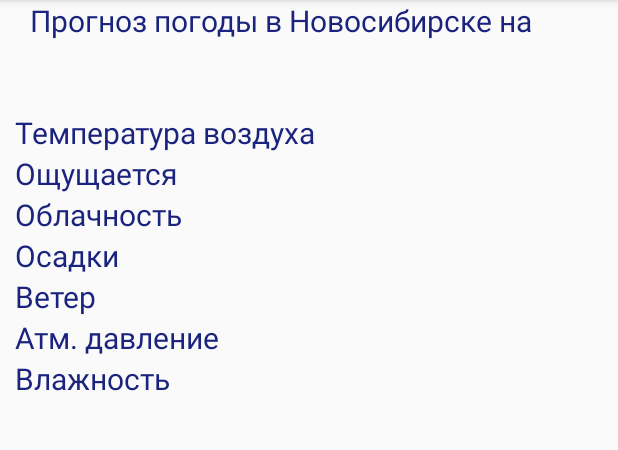
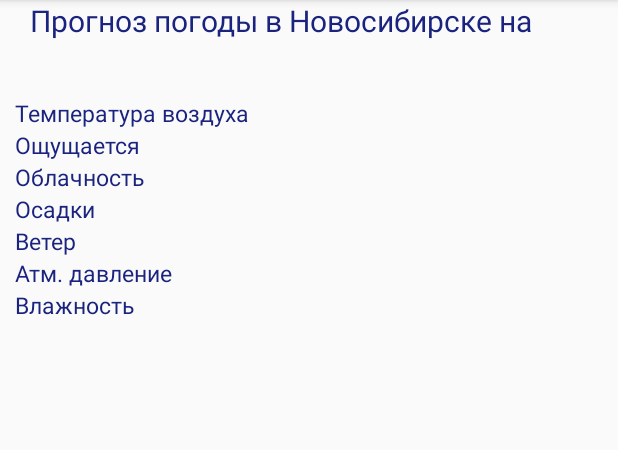
Before and after one commit to IvanSvirin/WeatherForecast, an Android app: the DetailActivity screen opened directly, with no data from a screen before it, on a phone screen of 412 x 824 dp, the part 84-534 px from its top. Run offline under Robolectric (Android 15) with nearby library versions, the phone set to English and light mode, and no system bars; 8 statements that could not run were skipped.

Commit message:
fixed UI

```diff
--- a/app/src/main/res/layout/detail_activity.xml
+++ b/app/src/main/res/layout/detail_activity.xml
@@ -24,7 +24,7 @@
         android:layout_alignParentStart="true"
         android:textColor="#1A237E"
         android:textSize="20sp"
-        android:paddingBottom="20sp"
+        android:paddingBottom="10sp"
         android:paddingLeft="20sp"
         android:paddingRight="20sp" />
 
@@ -36,7 +36,7 @@
         android:layout_below="@+id/detailWhen"
         android:layout_alignParentLeft="true"
         android:layout_alignParentStart="true"
-        android:textSize="20sp"
+        android:textSize="15sp"
         android:textColor="#1A237E"
         android:paddingLeft="10sp"
         android:paddingRight="10sp" />
@@ -50,7 +50,7 @@
         android:layout_alignParentLeft="true"
         android:layout_alignParentStart="true"
         android:textColor="#1A237E"
-        android:textSize="20sp"
+        android:textSize="15sp"
         android:paddingLeft="10sp"
         android:paddingRight="10sp" />
 
@@ -63,7 +63,7 @@
         android:layout_alignParentLeft="true"
         android:layout_alignParentStart="true"
         android:textColor="#1A237E"
-        android:textSize="20sp"
+        android:textSize="15sp"
         android:paddingLeft="10sp"
         android:paddingRight="10sp" />
 
@@ -76,7 +76,7 @@
         android:layout_alignParentLeft="true"
         android:layout_alignParentStart="true"
         android:textColor="#1A237E"
-        android:textSize="20sp"
+        android:textSize="15sp"
         android:paddingRight="10sp"
         android:paddingLeft="10sp" />
 
@@ -88,7 +88,7 @@
         android:layout_below="@+id/detailPrecipitation"
         android:layout_alignParentLeft="true"
         android:layout_alignParentStart="true"
-        android:textSize="20sp"
+        android:textSize="15sp"
         android:textColor="#1A237E"
         android:paddingLeft="10sp"
         android:paddingRight="10sp" />
@@ -102,7 +102,7 @@
         android:layout_alignParentLeft="true"
         android:layout_alignParentStart="true"
         android:textColor="#1A237E"
-        android:textSize="20sp"
+        android:textSize="15sp"
         android:paddingRight="10sp"
         android:paddingLeft="10sp" />
 
@@ -115,7 +115,7 @@
         android:layout_alignParentLeft="true"
         android:layout_alignParentStart="true"
         android:textColor="#1A237E"
-        android:textSize="20sp"
+        android:textSize="15sp"
         android:paddingLeft="10sp"
         android:paddingRight="10sp" />
 
@@ -123,7 +123,7 @@
         android:layout_width="wrap_content"
         android:layout_height="wrap_content"
         android:id="@+id/detailTemperatureValue"
-        android:textSize="20sp"
+        android:textSize="15sp"
         android:textColor="#1A237E"
         android:layout_alignTop="@+id/detailTemperature"
         android:layout_alignParentRight="true"
@@ -136,7 +136,7 @@
         android:layout_height="wrap_content"
         android:id="@+id/detailRealFeelValue"
         android:textColor="#1A237E"
-        android:textSize="20sp"
+        android:textSize="15sp"
         android:layout_alignTop="@+id/detailRealFeel"
         android:layout_alignRight="@+id/detailTemperatureValue"
         android:layout_alignEnd="@+id/detailTemperatureValue"
@@ -148,7 +148,7 @@
         android:layout_height="wrap_content"
         android:id="@+id/detailCloudinessValue"
         android:textColor="#1A237E"
-        android:textSize="20sp"
+        android:textSize="15sp"
         android:layout_alignTop="@+id/detailCloudiness"
         android:layout_alignRight="@+id/detailRealFeelValue"
         android:layout_alignEnd="@+id/detailRealFeelValue"
@@ -160,7 +160,7 @@
         android:layout_height="wrap_content"
         android:id="@+id/detailPrecipitationValue"
         android:textColor="#1A237E"
-        android:textSize="20sp"
+        android:textSize="15sp"
         android:layout_alignTop="@+id/detailPrecipitation"
         android:layout_alignRight="@+id/detailCloudinessValue"
         android:layout_alignEnd="@+id/detailCloudinessValue"
@@ -171,7 +171,7 @@
         android:layout_width="wrap_content"
         android:layout_height="wrap_content"
         android:id="@+id/detailWindValue"
-        android:textSize="20sp"
+        android:textSize="15sp"
         android:textColor="#1A237E"
         android:layout_alignTop="@+id/detailWind"
         android:layout_alignRight="@+id/detailPrecipitationValue"
@@ -184,7 +184,7 @@
         android:layout_height="wrap_content"
         android:id="@+id/detailPressureValue"
         android:textColor="#1A237E"
-        android:textSize="20sp"
+        android:textSize="15sp"
         android:layout_alignTop="@+id/detailPressure"
         android:layout_alignRight="@+id/detailWindValue"
         android:layout_alignEnd="@+id/detailWindValue"
@@ -196,7 +196,7 @@
         android:layout_height="wrap_content"
         android:id="@+id/detailWetnessValue"
         android:textColor="#1A237E"
-        android:textSize="20sp"
+        android:textSize="15sp"
         android:layout_alignTop="@+id/detailWetness"
         android:layout_alignRight="@+id/detailPressureValue"
         android:layout_alignEnd="@+id/detailPressureValue"
```
